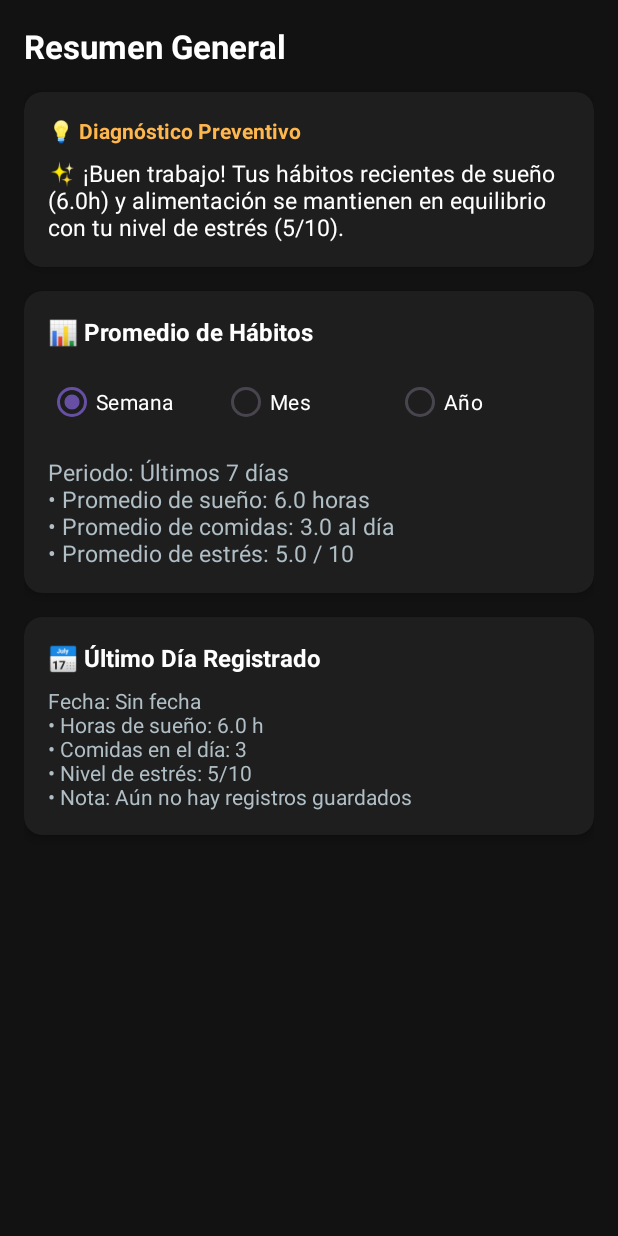
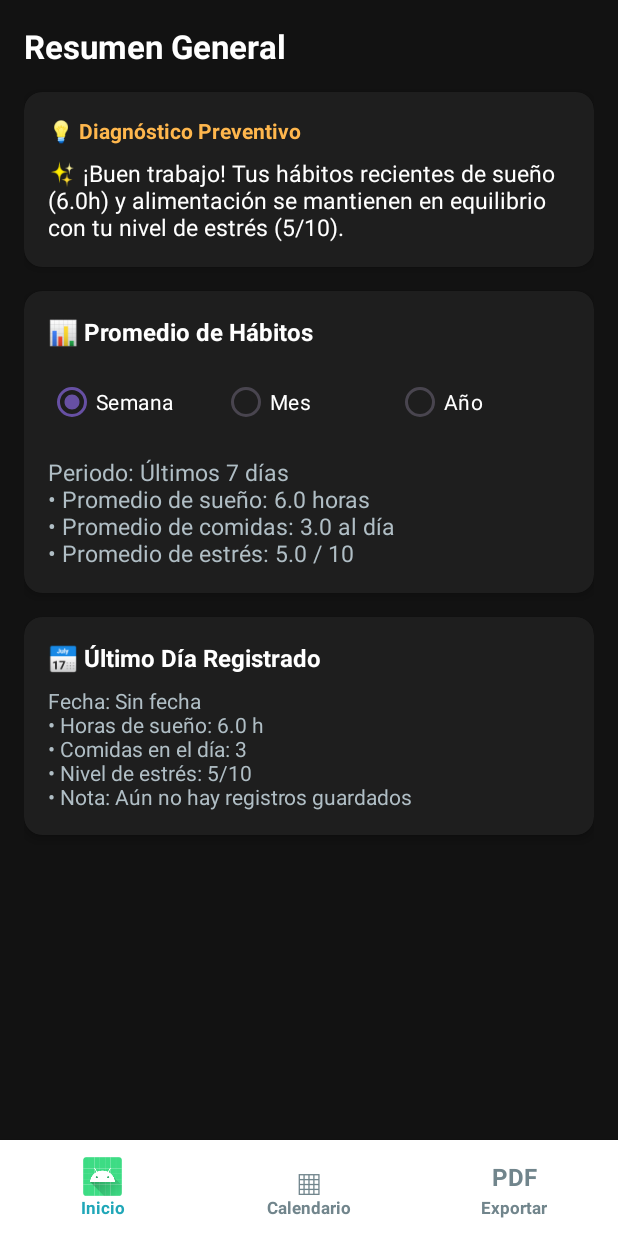
Before and after one commit to IHC26BMS/CalEstres, an Android app: the screen it shows after launch (MainActivity), on a phone screen of 412 x 824 dp. Run offline under Robolectric (Android 15) with nearby library versions, the phone set to English and light mode, and no system bars.

Commit message:
Menu y exportaciones

```diff
--- a/app/src/main/AndroidManifest.xml
+++ b/app/src/main/AndroidManifest.xml
@@ -31,6 +31,10 @@
             android:windowSoftInputMode="adjustResize">
         </activity>
 
+        <activity
+            android:name=".Exportaciones"
+            android:exported="false" />
+
         <receiver
             android:name=".ReminderReceiver"
             android:enabled="true"
--- a/app/src/main/java/com/example/calestres/Calendario.java
+++ b/app/src/main/java/com/example/calestres/Calendario.java
@@ -92,6 +92,7 @@ public class Calendario extends AppCompatActivity {
     protected void onCreate(Bundle savedInstanceState) {
         super.onCreate(savedInstanceState);
         setContentView(R.layout.activity_calendario);
+        MenuInferior.configurar(this, 1);
         ViewCompat.setOnApplyWindowInsetsListener(findViewById(R.id.calendarioRoot), (view, insets) -> {
             Insets bars = insets.getInsets(WindowInsetsCompat.Type.systemBars());
             view.setPadding(bars.left, bars.top, bars.right, bars.bottom);
--- a/app/src/main/java/com/example/calestres/MainActivity.java
+++ b/app/src/main/java/com/example/calestres/MainActivity.java
@@ -17,6 +17,7 @@ public class MainActivity extends AppCompatActivity {
     protected void onCreate(Bundle savedInstanceState) {
         super.onCreate(savedInstanceState);
         setContentView(R.layout.activity_main);
+        MenuInferior.configurar(this, 0);
 
         txtMensajeAlerta = findViewById(R.id.txtMensajeAlerta);
         txtPromedios = findViewById(R.id.txtPromedios);
--- /dev/null
+++ b/app/src/main/java/com/example/calestres/MenuInferior.java
@@ -0,0 +1,46 @@
+package com.example.calestres;
+
+import android.app.Activity;
+import android.content.Intent;
+import android.graphics.Color;
+import android.view.View;
+import android.widget.TextView;
+
+final class MenuInferior {
+    private static final int COLOR_SELECCIONADO = Color.rgb(32, 167, 184);
+    private static final int COLOR_NORMAL = Color.rgb(113, 133, 140);
+
+    private MenuInferior() {
+    }
+
+    static void configurar(Activity activity, int pantallaSeleccionada) {
+        View inicio = activity.findViewById(R.id.navInicio);
+        View calendario = activity.findViewById(R.id.navCalendario);
+        View exportaciones = activity.findViewById(R.id.navExportaciones);
+
+        configurarElemento(activity, inicio, R.id.navInicioLabel, R.id.navInicioIcon,
+                0, pantallaSeleccionada, MainActivity.class);
+        configurarElemento(activity, calendario, R.id.navCalendarioLabel, R.id.navCalendarioIcon,
+                1, pantallaSeleccionada, Calendario.class);
+        configurarElemento(activity, exportaciones, R.id.navExportacionesLabel,
+                R.id.navExportacionesIcon, 2, pantallaSeleccionada, Exportaciones.class);
+    }
+
+    private static void configurarElemento(Activity activity, View elemento, int etiquetaId,
+                                            int iconoId, int posicion, int seleccionada,
+                                            Class<? extends Activity> destino) {
+        boolean estaSeleccionado = posicion == seleccionada;
+        elemento.setSelected(estaSeleccionado);
+        int color = estaSeleccionado ? COLOR_SELECCIONADO : COLOR_NORMAL;
+        ((TextView) activity.findViewById(etiquetaId)).setTextColor(color);
+        View icono = activity.findViewById(iconoId);
+        if (icono instanceof TextView) {
+            ((TextView) icono).setTextColor(color);
+        }
+        elemento.setOnClickListener(view -> {
+            if (posicion == seleccionada) return;
+            activity.startActivity(new Intent(activity, destino));
+            activity.finish();
+        });
+    }
+}
--- a/app/src/main/res/layout/activity_calendario.xml
+++ b/app/src/main/res/layout/activity_calendario.xml
@@ -480,4 +480,6 @@
             </LinearLayout>
         </LinearLayout>
     </ScrollView>
+
+    <include layout="@layout/bottom_navigation" />
 </LinearLayout>
--- a/app/src/main/res/layout/activity_main.xml
+++ b/app/src/main/res/layout/activity_main.xml
@@ -1,9 +1,15 @@
 <?xml version="1.0" encoding="utf-8"?>
-<ScrollView xmlns:android="http://schemas.android.com/apk/res/android"
+<LinearLayout xmlns:android="http://schemas.android.com/apk/res/android"
     xmlns:app="http://schemas.android.com/apk/res-auto"
     android:layout_width="match_parent"
     android:layout_height="match_parent"
     android:background="#121212"
+    android:orientation="vertical">
+
+    <ScrollView
+        android:layout_width="match_parent"
+        android:layout_height="0dp"
+        android:layout_weight="1"
         android:fillViewport="true">
 
         <androidx.constraintlayout.widget.ConstraintLayout
@@ -171,3 +177,6 @@
 
         </androidx.constraintlayout.widget.ConstraintLayout>
     </ScrollView>
+
+    <include layout="@layout/bottom_navigation" />
+</LinearLayout>
--- /dev/null
+++ b/app/src/main/res/layout/bottom_navigation.xml
@@ -0,0 +1,98 @@
+<?xml version="1.0" encoding="utf-8"?>
+<LinearLayout xmlns:android="http://schemas.android.com/apk/res/android"
+    android:id="@+id/bottomNavigation"
+    android:layout_width="match_parent"
+    android:layout_height="64dp"
+    android:background="#FFFFFF"
+    android:elevation="8dp"
+    android:gravity="center"
+    android:orientation="horizontal"
+    android:paddingTop="4dp"
+    android:paddingBottom="4dp">
+
+    <LinearLayout
+        android:id="@+id/navInicio"
+        android:layout_width="0dp"
+        android:layout_height="match_parent"
+        android:layout_weight="1"
+        android:clickable="true"
+        android:focusable="true"
+        android:gravity="center"
+        android:orientation="vertical">
+
+        <ImageView
+            android:id="@+id/navInicioIcon"
+            android:layout_width="26dp"
+            android:layout_height="26dp"
+            android:contentDescription="@string/nav_home"
+            android:src="@mipmap/ic_launcher_round" />
+
+        <TextView
+            android:id="@+id/navInicioLabel"
+            android:layout_width="wrap_content"
+            android:layout_height="wrap_content"
+            android:text="@string/nav_home"
+            android:textColor="#71858C"
+            android:textSize="11sp"
+            android:textStyle="bold" />
+    </LinearLayout>
+
+    <LinearLayout
+        android:id="@+id/navCalendario"
+        android:layout_width="0dp"
+        android:layout_height="match_parent"
+        android:layout_weight="1"
+        android:clickable="true"
+        android:focusable="true"
+        android:gravity="center"
+        android:orientation="vertical">
+
+        <TextView
+            android:id="@+id/navCalendarioIcon"
+            android:layout_width="wrap_content"
+            android:layout_height="26dp"
+            android:gravity="center"
+            android:text="▦"
+            android:textColor="#71858C"
+            android:textSize="23sp" />
+
+        <TextView
+            android:id="@+id/navCalendarioLabel"
+            android:layout_width="wrap_content"
+            android:layout_height="wrap_content"
+            android:text="@string/nav_calendar"
+            android:textColor="#71858C"
+            android:textSize="11sp"
+            android:textStyle="bold" />
+    </LinearLayout>
+
+    <LinearLayout
+        android:id="@+id/navExportaciones"
+        android:layout_width="0dp"
+        android:layout_height="match_parent"
+        android:layout_weight="1"
+        android:clickable="true"
+        android:focusable="true"
+        android:gravity="center"
+        android:orientation="vertical">
+
+        <TextView
+            android:id="@+id/navExportacionesIcon"
+            android:layout_width="wrap_content"
+            android:layout_height="26dp"
+            android:gravity="center"
+            android:text="PDF"
+            android:textColor="#71858C"
+            android:textSize="16sp"
+            android:textStyle="bold" />
+
+        <TextView
+            android:id="@+id/navExportacionesLabel"
+            android:layout_width="wrap_content"
+            android:layout_height="wrap_content"
+            android:text="@string/nav_exports"
+            android:textColor="#71858C"
+            android:textSize="11sp"
+            android:textStyle="bold" />
+    </LinearLayout>
+</LinearLayout>
```
Also changed, not shown: app/src/main/java/com/example/calestres/Exportaciones.java (added, +402 -0 lines), app/src/main/res/layout/activity_exportaciones.xml (added, +115 -0 lines), app/src/main/res/values/strings.xml (+15 -0 lines). Lines whose indentation alone changed are shown as unchanged.
